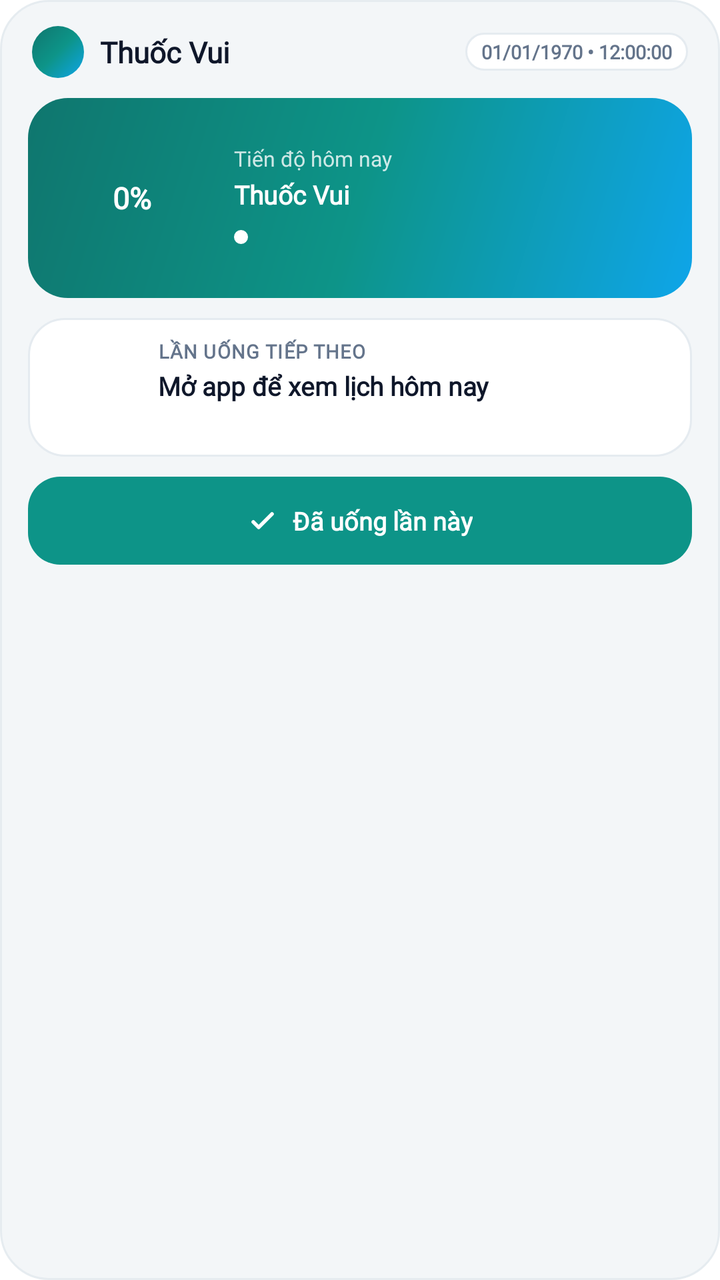
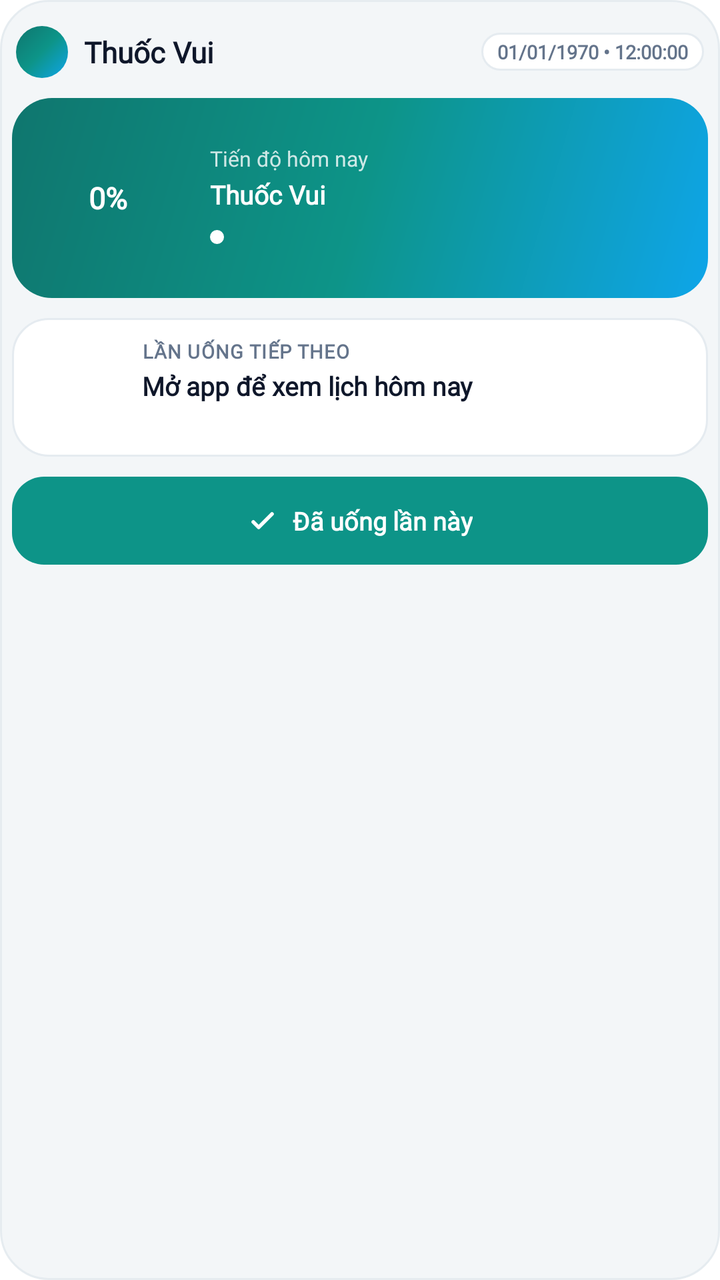

The first picture is an Android layout as it rendered before a commit; the second is the same layout after the commit. The layout source and the unified diff follow.
<!-- AndroidManifest.xml: fallback theme Theme.MaterialComponents.DayNight.NoActionBar -->
<!-- res/layout/thuoc_vui_widget.xml -->
<?xml version="1.0" encoding="utf-8"?>
<LinearLayout xmlns:android="http://schemas.android.com/apk/res/android"
    android:id="@+id/widget_container"
    android:layout_width="match_parent"
    android:layout_height="match_parent"
    android:layout_margin="4dp"
    android:orientation="vertical"
    android:background="@drawable/widget_background"
    android:paddingHorizontal="14dp"
    android:paddingVertical="13dp">

    
    <LinearLayout
        android:layout_width="match_parent"
        android:layout_height="wrap_content"
        android:layout_marginBottom="10dp"
        android:paddingHorizontal="2dp"
        android:orientation="horizontal"
        android:gravity="center_vertical">

        <ImageView
            android:id="@+id/widget_pill"
            android:layout_width="26dp"
            android:layout_height="26dp"
            android:importantForAccessibility="no"
            android:scaleType="fitXY"
            android:src="@drawable/widget_hero_mask" />

        <TextView
            android:id="@+id/widget_title"
            android:fontFamily="@font/be_vietnam_pro"
            android:layout_width="0dp"
            android:layout_weight="1"
            android:layout_height="wrap_content"
            android:layout_marginStart="8dp"
            android:layout_marginEnd="6dp"
            android:maxLines="1"
            android:ellipsize="end"
            android:text="Thuốc Vui"
            android:textSize="14.5sp"
            android:textStyle="bold"
            android:textColor="#0F172A" />

        <TextClock
            android:id="@+id/widget_datetime"
            android:fontFamily="@font/be_vietnam_pro"
            android:layout_width="wrap_content"
            android:layout_height="wrap_content"
            android:background="@drawable/widget_clock_bg_light"
            android:paddingHorizontal="8dp"
            android:paddingVertical="3dp"
            android:singleLine="true"
            android:textSize="9.5sp"
            android:textStyle="bold"
            android:textColor="#64748B"
            android:format24Hour="dd/MM/yyyy • HH:mm:ss"
            android:format12Hour="dd/MM/yyyy • hh:mm:ss" />
    </LinearLayout>

    
    <FrameLayout
        android:id="@+id/widget_hero_card"
        android:layout_width="match_parent"
        android:layout_height="wrap_content"
        android:layout_marginBottom="10dp">

        <ImageView
            android:id="@+id/widget_hero_bg"
            android:layout_width="match_parent"
            android:layout_height="match_parent"
            android:importantForAccessibility="no"
            android:scaleType="fitXY"
            android:src="@drawable/widget_hero_mask" />

        <LinearLayout
            android:layout_width="match_parent"
            android:layout_height="wrap_content"
            android:orientation="horizontal"
            android:gravity="center_vertical"
            android:paddingHorizontal="14dp"
            android:paddingVertical="12dp">

            
            <FrameLayout
                android:layout_width="76dp"
                android:layout_height="76dp">

                <ImageView
                    android:id="@+id/widget_progress_ring"
                    android:layout_width="match_parent"
                    android:layout_height="match_parent"
                    android:importantForAccessibility="no"
                    android:scaleType="fitCenter" />

                <TextView
                    android:id="@+id/widget_ring_pct"
                    android:fontFamily="@font/be_vietnam_pro"
                    android:layout_width="match_parent"
                    android:layout_height="match_parent"
                    android:gravity="center"
                    android:maxLines="1"
                    android:text="0%"
                    android:textSize="15sp"
                    android:textStyle="bold"
                    android:textColor="#FFFFFF" />
            </FrameLayout>

            <LinearLayout
                android:layout_width="0dp"
                android:layout_weight="1"
                android:layout_height="wrap_content"
                android:layout_marginStart="13dp"
                android:orientation="vertical">

                <TextView
                    android:id="@+id/widget_hero_kicker"
                    android:fontFamily="@font/be_vietnam_pro"
                    android:layout_width="match_parent"
                    android:layout_height="wrap_content"
                    android:layout_marginBottom="2dp"
                    android:maxLines="1"
                    android:text="Tiến độ hôm nay"
                    android:textSize="10.5sp"
                    android:textColor="#CCFFFFFF" />

                <TextView
                    android:id="@+id/widget_progress"
                    android:fontFamily="@font/be_vietnam_pro"
                    android:layout_width="match_parent"
                    android:layout_height="wrap_content"
                    android:layout_marginBottom="5dp"
                    android:maxLines="2"
                    android:ellipsize="end"
                    android:lineSpacingExtra="1dp"
                    android:text="Thuốc Vui"
                    android:textSize="13sp"
                    android:textStyle="bold"
                    android:textColor="#FFFFFF" />

                <LinearLayout
                    android:layout_width="match_parent"
                    android:layout_height="wrap_content"
                    android:orientation="horizontal"
                    android:gravity="top">

                    <ImageView
                        android:id="@+id/widget_status_dot"
                        android:layout_width="7dp"
                        android:layout_height="7dp"
                        android:layout_marginTop="4dp"
                        android:layout_marginEnd="6dp"
                        android:importantForAccessibility="no"
                        android:src="@drawable/widget_status_dot" />

                    <TextView
                        android:id="@+id/widget_pip"
                        android:fontFamily="@font/be_vietnam_pro"
                        android:layout_width="0dp"
                        android:layout_weight="1"
                        android:layout_height="wrap_content"
                        android:maxLines="2"
                        android:ellipsize="end"
                        android:lineSpacingExtra="1dp"
                        android:textSize="11sp"
                        android:textColor="#F0FFFFFF" />
                </LinearLayout>
            </LinearLayout>
        </LinearLayout>
    </FrameLayout>

    
    <LinearLayout
        android:id="@+id/widget_next_card"
        android:layout_width="match_parent"
        android:layout_height="wrap_content"
        android:layout_marginBottom="10dp"
        android:orientation="horizontal"
        android:gravity="center_vertical"
        android:background="@drawable/next_card_light"
        android:paddingHorizontal="12dp"
        android:paddingVertical="10dp">

        
        <FrameLayout
            android:id="@+id/widget_shape_box"
            android:layout_width="42dp"
            android:layout_height="42dp"
            android:layout_marginEnd="11dp">

            <ImageView
                android:id="@+id/widget_shape_box_bg"
                android:layout_width="match_parent"
                android:layout_height="match_parent"
                android:importantForAccessibility="no"
                android:scaleType="fitXY"
                android:src="@drawable/widget_shape_box_bg" />

            <ImageView
                android:id="@+id/widget_shape_icon"
                android:layout_width="22dp"
                android:layout_height="22dp"
                android:layout_gravity="center"
                android:importantForAccessibility="no"
                android:src="@drawable/widget_ic_capsule" />
        </FrameLayout>

        <LinearLayout
            android:layout_width="0dp"
            android:layout_weight="1"
            android:layout_height="wrap_content"
            android:orientation="vertical">

            <TextView
                android:id="@+id/widget_next_tag"
                android:fontFamily="@font/be_vietnam_pro"
                android:layout_width="wrap_content"
                android:layout_height="wrap_content"
                android:layout_marginBottom="2dp"
                android:maxLines="1"
                android:text="LẦN UỐNG TIẾP THEO"
                android:textSize="9.5sp"
                android:textStyle="bold"
                android:letterSpacing="0.04"
                android:textColor="#64748B" />

            <TextView
                android:id="@+id/widget_next"
                android:fontFamily="@font/be_vietnam_pro"
                android:layout_width="match_parent"
                android:layout_height="wrap_content"
                android:maxLines="1"
                android:ellipsize="end"
                android:text="Mở app để xem lịch hôm nay"
                android:textSize="13sp"
                android:textStyle="bold"
                android:textColor="#0F172A" />

            <TextView
                android:id="@+id/widget_next_time"
                android:fontFamily="@font/be_vietnam_pro"
                android:layout_width="match_parent"
                android:layout_height="wrap_content"
                android:layout_marginTop="2dp"
                android:maxLines="2"
                android:ellipsize="end"
                android:textSize="11sp"
                android:textColor="#64748B" />
        </LinearLayout>
    </LinearLayout>

    
    <FrameLayout
        android:id="@+id/widget_checkin_row"
        android:layout_width="match_parent"
        android:layout_height="44dp">

        <ImageView
            android:id="@+id/widget_checkin_background"
            android:layout_width="match_parent"
            android:layout_height="match_parent"
            android:importantForAccessibility="no"
            android:scaleType="fitXY"
            android:src="@drawable/widget_action_pill" />

        <ImageView
            android:id="@+id/widget_checkin_border"
            android:layout_width="match_parent"
            android:layout_height="match_parent"
            android:importantForAccessibility="no"
            android:scaleType="fitXY"
            android:src="@drawable/widget_action_bento_border"
            android:visibility="gone" />

        <LinearLayout
            android:id="@+id/widget_checkin"
            android:layout_width="match_parent"
            android:layout_height="match_parent"
            android:orientation="horizontal"
            android:gravity="center"
            android:background="?android:attr/selectableItemBackground"
            android:paddingHorizontal="14dp">

            <ImageView
                android:id="@+id/widget_checkin_icon"
                android:layout_width="16dp"
                android:layout_height="16dp"
                android:importantForAccessibility="no"
                android:src="@drawable/widget_ic_check" />

            <TextView
                android:id="@+id/widget_checkin_label"
                android:fontFamily="@font/be_vietnam_pro"
                android:layout_width="wrap_content"
                android:layout_height="wrap_content"
                android:layout_marginStart="7dp"
                android:maxLines="1"
                android:text="Đã uống lần này"
                android:textSize="12.5sp"
                android:textStyle="bold"
                android:textColor="#FFFFFF" />
        </LinearLayout>
    </FrameLayout>

    
    <LinearLayout
        android:id="@+id/widget_done_card"
        android:layout_width="match_parent"
        android:layout_height="wrap_content"
        android:orientation="vertical"
        android:background="@drawable/done_card_light"
        android:paddingHorizontal="13dp"
        android:paddingVertical="12dp"
        android:visibility="gone">

        <LinearLayout
            android:layout_width="match_parent"
            android:layout_height="wrap_content"
            android:layout_marginBottom="8dp"
            android:orientation="horizontal"
            android:gravity="center_vertical">

            <ImageView
                android:layout_width="24dp"
                android:layout_height="24dp"
                android:importantForAccessibility="no"
                android:src="@drawable/widget_ic_done_circle" />

            <TextView
                android:id="@+id/widget_done"
                android:fontFamily="@font/be_vietnam_pro"
                android:layout_width="0dp"
                android:layout_weight="1"
                android:layout_height="wrap_content"
                android:layout_marginStart="8dp"
                android:text="🎉 Đã xong hôm nay!"
                android:textSize="13sp"
                android:textStyle="bold"
                android:textColor="#0F172A" />
        </LinearLayout>

        
        <LinearLayout
            android:id="@+id/widget_done_item_1"
            android:layout_width="match_parent"
            android:layout_height="wrap_content"
            android:orientation="vertical"
            android:background="@drawable/done_item_light"
            android:paddingHorizontal="9dp"
            android:paddingVertical="7dp"
            android:visibility="gone">

            <TextView
                android:id="@+id/widget_done_1_line1"
                android:fontFamily="@font/be_vietnam_pro"
                android:layout_width="match_parent"
                android:layout_height="wrap_content"
                android:maxLines="2"
                android:ellipsize="end"
                android:textSize="11sp"
                android:textStyle="bold"
                android:textColor="#0F172A" />

            <TextView
                android:id="@+id/widget_done_1_line2"
                android:fontFamily="@font/be_vietnam_pro"
                android:layout_width="match_parent"
                android:layout_height="wrap_content"
                android:layout_marginTop="2dp"
                android:maxLines="2"
                android:ellipsize="end"
                android:textSize="10.5sp"
                android:textColor="#64748B" />
        </LinearLayout>

        
        <LinearLayout
            android:id="@+id/widget_done_item_2"
            android:layout_width="match_parent"
            android:layout_height="wrap_content"
            android:layout_marginTop="7dp"
            android:orientation="vertical"
            android:background="@drawable/done_item_light"
            android:paddingHorizontal="9dp"
            android:paddingVertical="7dp"
            android:visibility="gone">

            <TextView
                android:id="@+id/widget_done_2_line1"
                android:fontFamily="@font/be_vietnam_pro"
                android:layout_width="match_parent"
                android:layout_height="wrap_content"
                android:maxLines="2"
                android:ellipsize="end"
                android:textSize="11sp"
                android:textStyle="bold"
                android:textColor="#0F172A" />

            <TextView
                android:id="@+id/widget_done_2_line2"
                android:fontFamily="@font/be_vietnam_pro"
                android:layout_width="match_parent"
                android:layout_height="wrap_content"
                android:layout_marginTop="2dp"
                android:maxLines="2"
                android:ellipsize="end"
                android:textSize="10.5sp"
                android:textColor="#64748B" />
        </LinearLayout>

        
        <LinearLayout
            android:id="@+id/widget_done_item_3"
            android:layout_width="match_parent"
            android:layout_height="wrap_content"
            android:layout_marginTop="7dp"
            android:orientation="vertical"
            android:background="@drawable/done_item_light"
            android:paddingHorizontal="9dp"
            android:paddingVertical="7dp"
            android:visibility="gone">

            <TextView
                android:id="@+id/widget_done_3_line1"
                android:fontFamily="@font/be_vietnam_pro"
                android:layout_width="match_parent"
                android:layout_height="wrap_content"
                android:maxLines="2"
                android:ellipsize="end"
                android:textSize="11sp"
                android:textStyle="bold"
                android:textColor="#0F172A" />

            <TextView
                android:id="@+id/widget_done_3_line2"
                android:fontFamily="@font/be_vietnam_pro"
                android:layout_width="match_parent"
                android:layout_height="wrap_content"
                android:layout_marginTop="2dp"
                android:maxLines="2"
                android:ellipsize="end"
                android:textSize="10.5sp"
                android:textColor="#64748B" />
        </LinearLayout>

        <TextView
            android:id="@+id/widget_done_more"
            android:fontFamily="@font/be_vietnam_pro"
            android:layout_width="match_parent"
            android:layout_height="wrap_content"
            android:layout_marginTop="6dp"
            android:textSize="10.5sp"
            android:textColor="#64748B"
            android:visibility="gone" />
    </LinearLayout>
</LinearLayout>
<!-- resources referenced by this layout -->
<resources>
  <!-- drawable done_card_light (drawable) -->
  <?xml version="1.0" encoding="utf-8"?>
  <shape xmlns:android="http://schemas.android.com/apk/res/android" android:shape="rectangle">
      <solid android:color="#FFFFFFFF" />
      <stroke android:width="1dp" android:color="#6110B981" />
      <corners android:radius="18dp" />
  </shape>
  <!-- drawable done_item_light (drawable) -->
  <?xml version="1.0" encoding="utf-8"?>
  <shape xmlns:android="http://schemas.android.com/apk/res/android" android:shape="rectangle">
      <solid android:color="#FFEEF2F5" />
      <corners android:radius="12dp" />
  </shape>
  <!-- drawable next_card_light (drawable) -->
  <?xml version="1.0" encoding="utf-8"?>
  <shape xmlns:android="http://schemas.android.com/apk/res/android" android:shape="rectangle">
      <solid android:color="#FFFFFFFF" />
      <stroke android:width="1dp" android:color="#FFE5EBF0" />
      <corners android:radius="18dp" />
  </shape>
  <!-- drawable widget_action_bento_border (drawable) -->
  <?xml version="1.0" encoding="utf-8"?>
  <shape xmlns:android="http://schemas.android.com/apk/res/android" android:shape="rectangle">
      <solid android:color="#00000000" />
      <stroke android:width="1dp" android:color="#FFCBD5E1" />
      <corners android:radius="16dp" />
  </shape>
  <!-- drawable widget_action_pill (drawable) -->
  <?xml version="1.0" encoding="utf-8"?>
  <shape xmlns:android="http://schemas.android.com/apk/res/android" android:shape="rectangle">
      <solid android:color="#FF0D9488" />
      <corners android:radius="16dp" />
  </shape>
  <!-- drawable widget_background (drawable) -->
  <?xml version="1.0" encoding="utf-8"?>
  <shape xmlns:android="http://schemas.android.com/apk/res/android" android:shape="rectangle">
      <solid android:color="#FFF3F6F8" />
      <stroke android:width="1dp" android:color="#F2E5EBF0" />
      <corners android:radius="24dp" />
  </shape>
  <!-- drawable widget_clock_bg_light (drawable) -->
  <?xml version="1.0" encoding="utf-8"?>
  <shape xmlns:android="http://schemas.android.com/apk/res/android" android:shape="rectangle">
      <solid android:color="#FFFFFFFF" />
      <stroke android:width="1dp" android:color="#FFE5EBF0" />
      <corners android:radius="999dp" />
  </shape>
  <!-- drawable widget_hero_mask (drawable) -->
  <?xml version="1.0" encoding="utf-8"?>
  <shape xmlns:android="http://schemas.android.com/apk/res/android" android:shape="rectangle">
      <gradient
          android:type="linear"
          android:angle="315"
          android:startColor="#FF0F766E"
          android:centerColor="#FF0D9488"
          android:endColor="#FF0EA5E9" />
      <corners android:radius="20dp" />
  </shape>
  <!-- drawable widget_ic_check (drawable) -->
  <?xml version="1.0" encoding="utf-8"?>
  <vector xmlns:android="http://schemas.android.com/apk/res/android"
      android:width="16dp"
      android:height="16dp"
      android:viewportWidth="24"
      android:viewportHeight="24">
      <path
          android:pathData="M5,13 L9,17 L19,7"
          android:strokeColor="#FFFFFFFF"
          android:strokeWidth="2.8"
          android:strokeLineCap="round"
          android:strokeLineJoin="round" />
  </vector>
  <!-- drawable widget_shape_box_bg (drawable) -->
  <?xml version="1.0" encoding="utf-8"?>
  <shape xmlns:android="http://schemas.android.com/apk/res/android" android:shape="rectangle">
      <solid android:color="#FFFFFFFF" />
      <corners android:radius="14dp" />
  </shape>
  <!-- drawable widget_status_dot (drawable) -->
  <?xml version="1.0" encoding="utf-8"?>
  <shape xmlns:android="http://schemas.android.com/apk/res/android" android:shape="oval">
      <solid android:color="#FFFFFFFF" />
  </shape>
  <!-- unchanged entries left out for length: 2 -->
</resources>

<!-- the commit's change to res/layout/thuoc_vui_widget.xml (unified diff, before → after) -->
@@ -3,10 +3,10 @@
     android:id="@+id/widget_container"
     android:layout_width="match_parent"
     android:layout_height="match_parent"
-    android:layout_margin="4dp"
+    android:layout_margin="0dp"
     android:orientation="vertical"
     android:background="@drawable/widget_background"
-    android:paddingHorizontal="14dp"
+    android:paddingHorizontal="6dp"
     android:paddingVertical="13dp">
 
     
@@ -77,7 +77,7 @@
             android:layout_height="wrap_content"
             android:orientation="horizontal"
             android:gravity="center_vertical"
-            android:paddingHorizontal="14dp"
+            android:paddingHorizontal="10dp"
             android:paddingVertical="12dp">
 
             
@@ -129,7 +129,7 @@
                     android:layout_width="match_parent"
                     android:layout_height="wrap_content"
                     android:layout_marginBottom="5dp"
-                    android:maxLines="2"
+                    android:maxLines="3"
                     android:ellipsize="end"
                     android:lineSpacingExtra="1dp"
                     android:text="Thuốc Vui"
@@ -158,7 +158,7 @@
                         android:layout_width="0dp"
                         android:layout_weight="1"
                         android:layout_height="wrap_content"
-                        android:maxLines="2"
+                        android:maxLines="4"
                         android:ellipsize="end"
                         android:lineSpacingExtra="1dp"
                         android:textSize="11sp"
